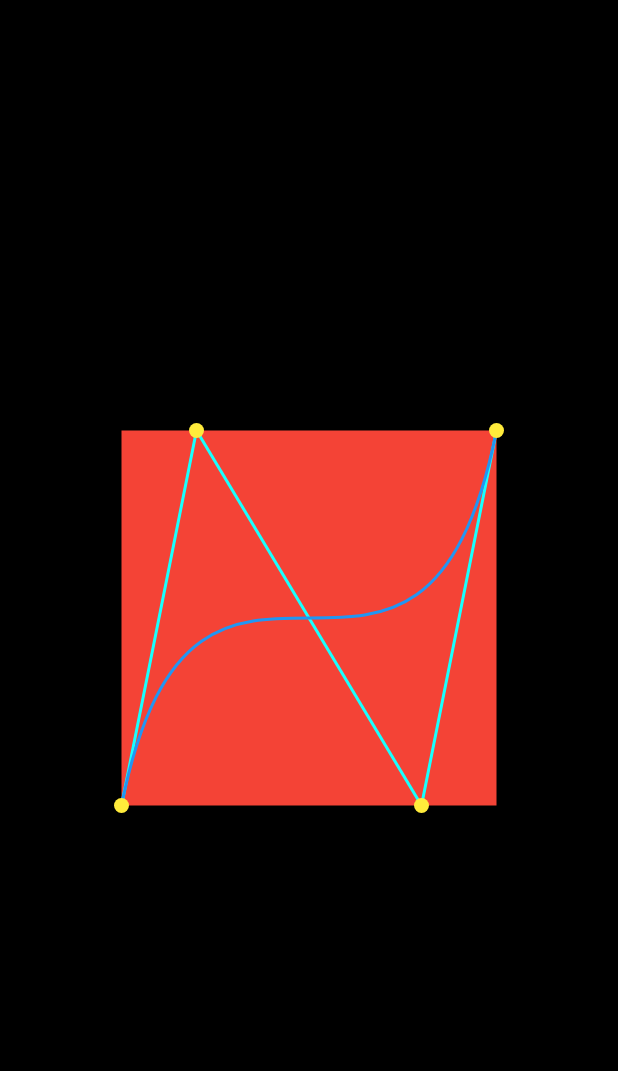
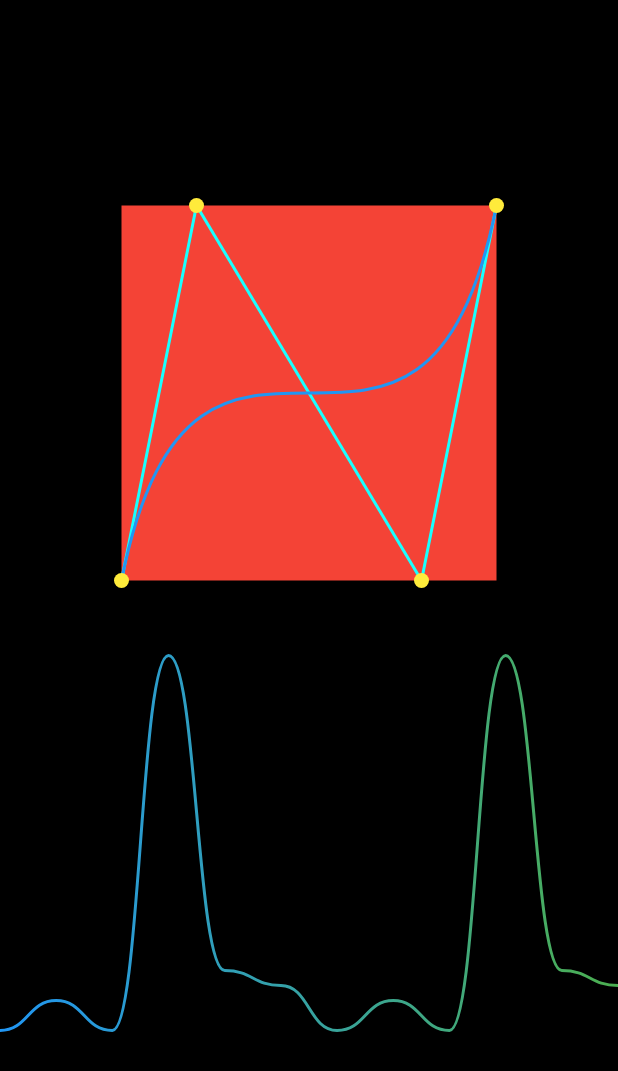
Before and after one commit to nirmal-mazhuvanpilly/flutter-custom-widgets, a Flutter app: the screen it shows after launch, after a tap on "Bezier", on a phone screen of 412 x 824 dp. Shown: the top 1071 px of the screen. Run offline on Flutter 3.47's test engine with Material 2 defaults, Android fonts, the phone set to English and light mode, and no system bars; our stand-ins replace cached_network_image, fl_chart, flutter_linkify, lottie, syncfusion_flutter_gauges; missing offline and left inert: rainbow_color.

Commit message:
Custom Cubic Bezier Curve Example

```diff
--- a/lib/beizer/cubic_bezier.dart
+++ b/lib/beizer/cubic_bezier.dart
@@ -8,7 +8,10 @@ class CubicBezierCurve extends StatelessWidget {
     return Scaffold(
       backgroundColor: Colors.black,
       body: Center(
-        child: Container(
+        child: Column(
+          mainAxisAlignment: MainAxisAlignment.center,
+          children: [
+            Container(
               color: Colors.red,
               height: 250,
               width: 250,
@@ -20,6 +23,17 @@ class CubicBezierCurve extends StatelessWidget {
                   p3: const Offset(250, 0),
                 ),
               ),
+            ),
+            const SizedBox(height: 50),
+            Container(
+              color: Colors.transparent,
+              height: 250,
+              width: double.maxFinite,
+              child: CustomPaint(
+                painter: CubicBezierCurvePainter(),
+              ),
+            ),
+          ],
         ),
       ),
     );
@@ -42,8 +56,6 @@ class BezierCurvePainter extends CustomPainter {
     canvas.drawLine(p0, p1, linePaint);
     canvas.drawLine(p1, p2, linePaint);
     canvas.drawLine(p2, p3, linePaint);
-
-
 
     final path = Path()
       ..moveTo(p0.dx, p0.dy)
@@ -72,3 +84,72 @@ class BezierCurvePainter extends CustomPainter {
     return false;
   }
 }
+
+class CubicBezierCurvePainter extends CustomPainter {
+  @override
+  void paint(Canvas canvas, Size size) {
+    final List<double> dataPoints = [
+      0,
+      20,
+      0,
+      size.height,
+      40,
+      30,
+      0,
+      20,
+      0,
+      size.height,
+      40,
+      30
+    ];
+    final path = Path();
+
+    final double dataPointSpacing = size.width / (dataPoints.length - 1);
+    final double graphHeight = size.height;
+
+    path.moveTo(0, graphHeight - dataPoints[0]);
+    final center = Offset(size.width / 2, size.height / 2);
+    final radius = size.width / 2;
+
+    for (int i = 0; i < dataPoints.length - 1; i++) {
+      final double x1 = i * dataPointSpacing;
+      final double y1 = graphHeight - dataPoints[i];
+
+      final double x2 = (i + 1) * dataPointSpacing;
+      final double y2 = graphHeight - dataPoints[i + 1];
+
+      final double controlPointX1 = x1 + dataPointSpacing / 2;
+      final double controlPointY1 = y1;
+
+      final double controlPointX2 = x2 - dataPointSpacing / 2;
+      final double controlPointY2 = y2;
+
+      path.cubicTo(
+        controlPointX1,
+        controlPointY1,
+        controlPointX2,
+        controlPointY2,
+        x2,
+        y2,
+      );
+    }
+
+    const gradient = LinearGradient(
+      colors: [Colors.blue, Colors.green],
+    );
+
+    final paint = Paint()
+      ..shader =
+          gradient.createShader(Rect.fromCircle(center: center, radius: radius))
+      ..strokeWidth = 2.0
+      ..strokeCap = StrokeCap.round
+      ..style = PaintingStyle.stroke;
+
+    canvas.drawPath(path, paint);
+  }
+
+  @override
+  bool shouldRepaint(CustomPainter oldDelegate) {
+    return true;
+  }
+}
```
Lines whose indentation alone changed are shown as unchanged.
